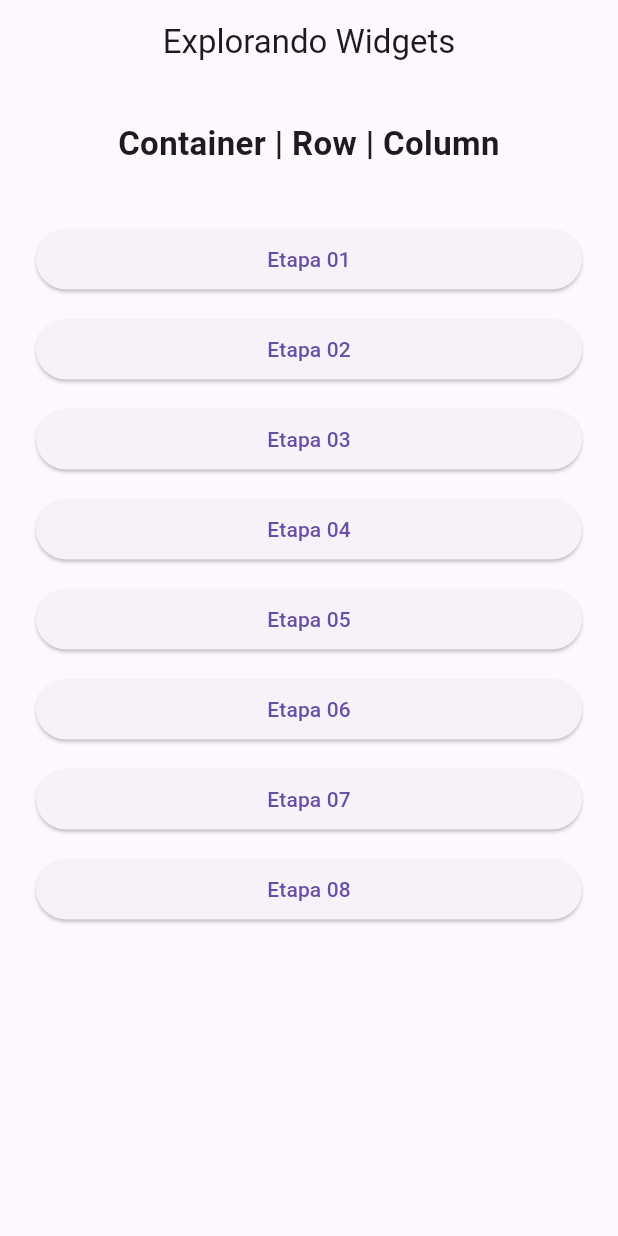
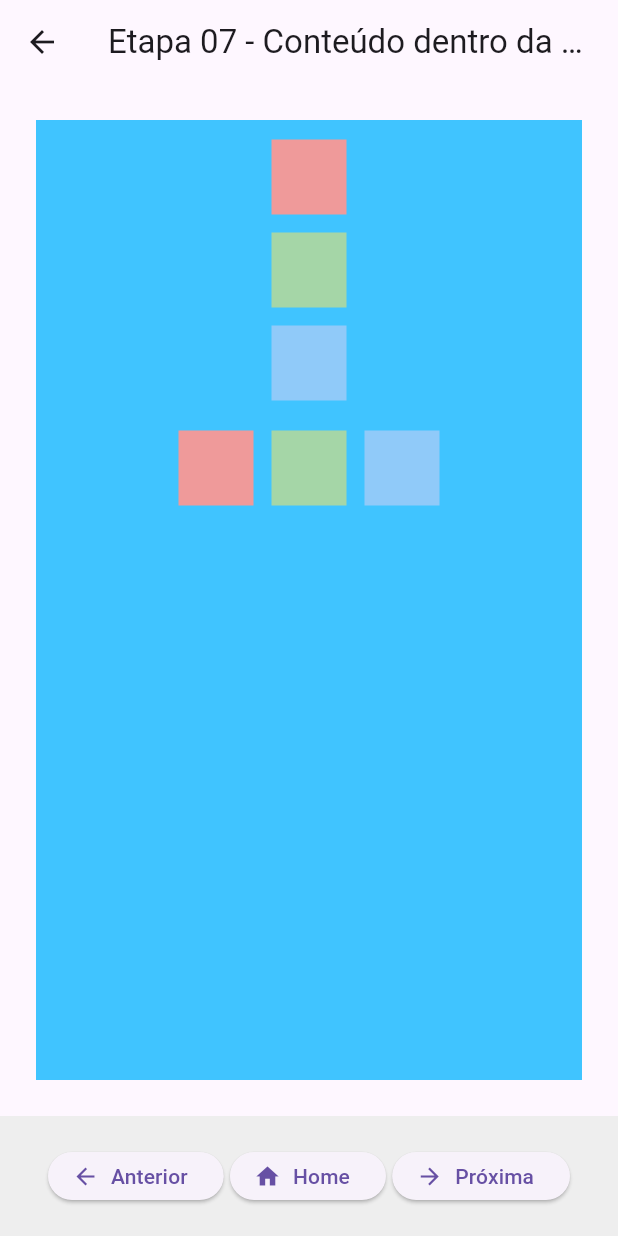
Before and after one commit to LuizFAraujo/pos_dev_web--disp_moveis--flutter_row_column_container1, a Flutter app: the screen it shows after launch, after a tap on "Etapa 07", on a phone screen of 412 x 824 dp. Run offline on Flutter 3.47's test engine with Material 3 defaults, Android fonts, the phone set to English and light mode, and no system bars.

Commit message:
✍️ FEATURE: Etapa 07 - Inserção dos containers coloridos dentro da Row
- Adicionados os mesmos três containers (50x50) usados na Column agora dentro da Row
- Elementos posicionados horizontalmente com espaçamento entre eles
- Layout mantém estrutura da etapa anterior e permite comparação visual

```diff
--- a/lib/main.dart
+++ b/lib/main.dart
@@ -7,6 +7,7 @@
 import 'pages/etapa04_multiplos_containers.dart';
 import 'pages/etapa05_row_estrutura.dart';
 import 'pages/etapa06_main_cross_axis.dart';
+import 'pages/etapa07_padding_externo.dart';
 
 void main() {
   runApp(const MyApp());
@@ -33,6 +34,7 @@
         '/etapa04': (context) => const Etapa04MultiplosContainers(),
         '/etapa05': (context) => const Etapa05RowDentroColumn(),
         '/etapa06': (context) => const Etapa06RefatorarComMaterialApp(),
+        '/etapa07': (context) => const Etapa07ConteudoNaRow(),
       },
     );
   }
--- a/lib/pages/etapa07_padding_externo.dart
+++ b/lib/pages/etapa07_padding_externo.dart
@@ -0,0 +1,62 @@
+import 'package:flutter/material.dart';
+
+import '../widgets/navigation_bar_etapa.dart';
+
+/// Etapa 07: Adiciona os três quadrados coloridos dentro da Row
+/// para demonstrar o layout horizontal.
+class Etapa07ConteudoNaRow extends StatelessWidget {
+  const Etapa07ConteudoNaRow({super.key});
+
+  @override
+  Widget build(BuildContext context) {
+    return Scaffold(
+      appBar: AppBar(
+        title: const Text('Etapa 07 - Conteúdo dentro da Row'),
+        centerTitle: true,
+      ),
+      body: Container(
+        margin: const EdgeInsets.all(24),
+        color: Colors.lightBlueAccent,
+
+        child: Padding(
+          padding: const EdgeInsets.all(12),
+          child: Column(
+            crossAxisAlignment: CrossAxisAlignment.center,
+            children: [
+              // Garante expansão horizontal
+              Container(
+                width: double.infinity,
+                height: 1,
+                color: Colors.transparent,
+              ),
+
+              // Três quadrados coloridos (na vertical, como antes)
+              Container(width: 50, height: 50, color: Colors.red[200]),
+              const SizedBox(height: 12),
+              Container(width: 50, height: 50, color: Colors.green[200]),
+              const SizedBox(height: 12),
+              Container(width: 50, height: 50, color: Colors.blue[200]),
+              const SizedBox(height: 20),
+
+              // Row com os três containers lado a lado
+              Row(
+                mainAxisAlignment: MainAxisAlignment.center,
+                children: [
+                  Container(width: 50, height: 50, color: Colors.red[200]),
+                  const SizedBox(width: 12),
+                  Container(width: 50, height: 50, color: Colors.green[200]),
+                  const SizedBox(width: 12),
+                  Container(width: 50, height: 50, color: Colors.blue[200]),
+                ],
+              ),
+            ],
+          ),
+        ),
+      ),
+      bottomNavigationBar: const NavigationBarEtapa(
+        rotaAnterior: '/etapa06',
+        rotaProxima: '/etapa08',
+      ),
+    );
+  }
+}
```
